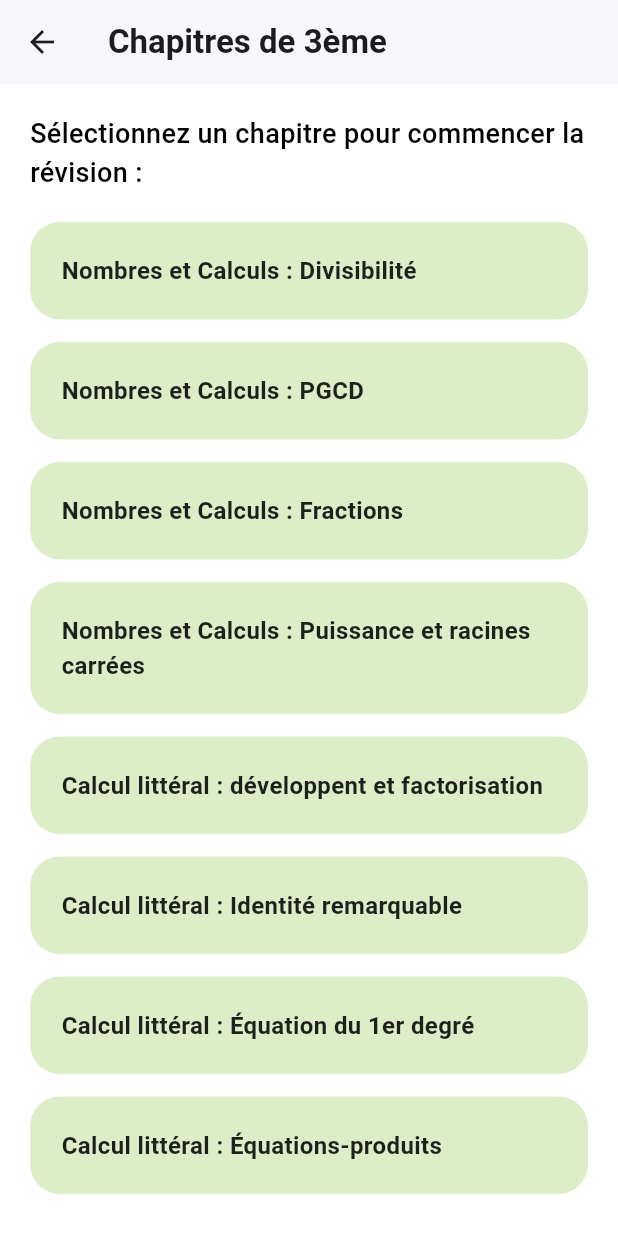
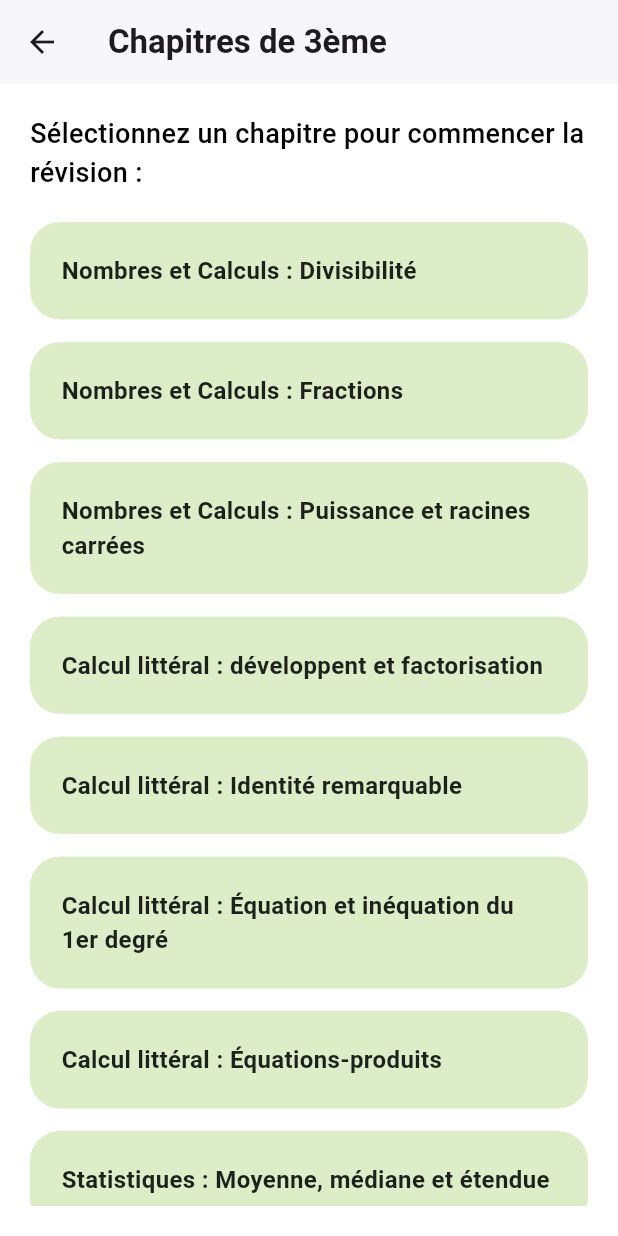
Before and after one commit to bounebs/MathBoostPlus, a Flutter app: the Quizz3emePage screen opened directly, on a phone screen of 412 x 824 dp. Run offline on Flutter 3.47's test engine with Material 3 defaults, Android fonts, the phone set to English and light mode, and no system bars; missing offline and left inert: flutter_math_fork.

Commit message:
Maj Chapitres 3èmes

```diff
--- a/application_mathboostplusv0/lib/chapitres.dart
+++ b/application_mathboostplusv0/lib/chapitres.dart
@@ -69,20 +69,17 @@
 
 const List<String> chapitres3eme = [
   "Nombres et Calculs : Divisibilité",
-  "Nombres et Calculs : PGCD",
   "Nombres et Calculs : Fractions",
   "Nombres et Calculs : Puissance et racines carrées",
   "Calcul littéral : développent et factorisation",
   "Calcul littéral : Identité remarquable",
-  "Calcul littéral : Équation du 1er degré",
+  "Calcul littéral : Équation et inéquation du 1er degré",
   "Calcul littéral : Équations-produits",
-  "Calcul littéral : Inéquations du premier degré",
   "Statistiques : Moyenne, médiane et étendue",
   "Statistiques : Lecture de diagrammes",
   "Probabilités : Notion, vocabulaire et calculs",
-  "Fonctions : notions et lecture graphique"
-      "Fonctions : fontion linéaire",
-  "Fonctions : fontion affine",
+  "Fonctions : notions et lecture graphique",
+  "Fonctions : fontion linéaire et affine",
   "Géométrie : Théorème de Pythagore",
   "Géométrie : Trigonométrie",
   "Géométrie : Théorème de Thalès",
```
